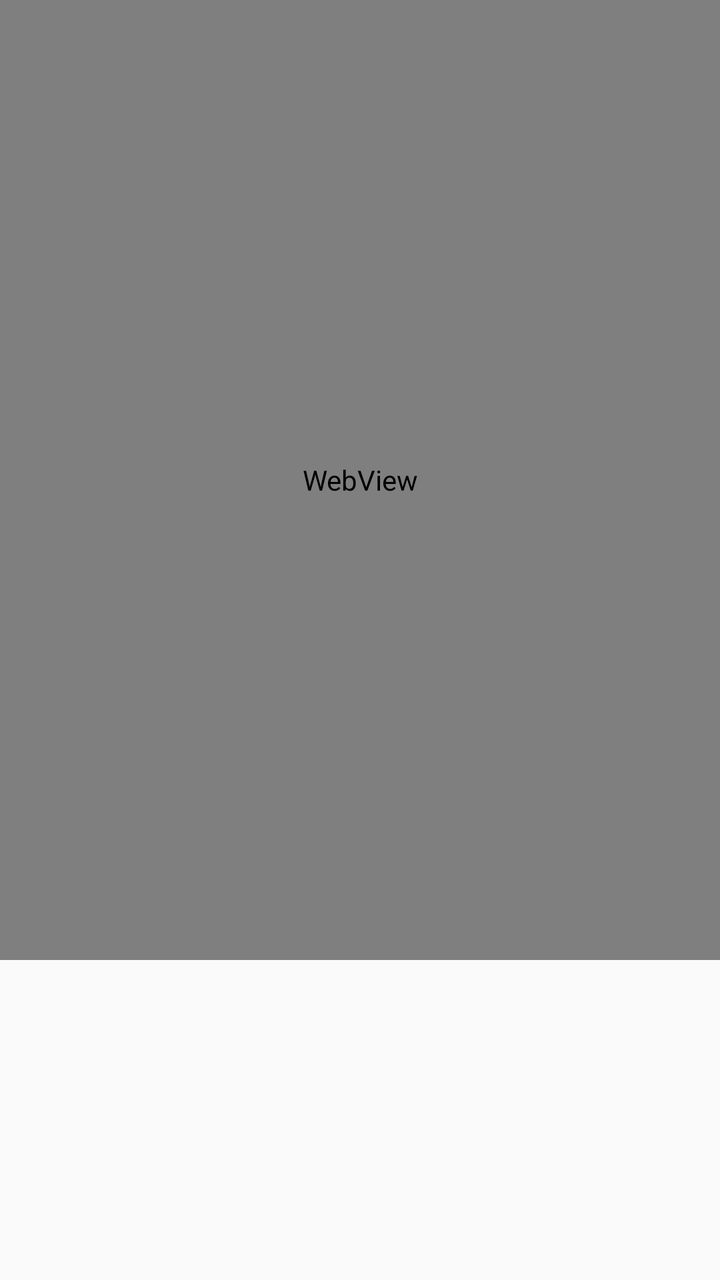
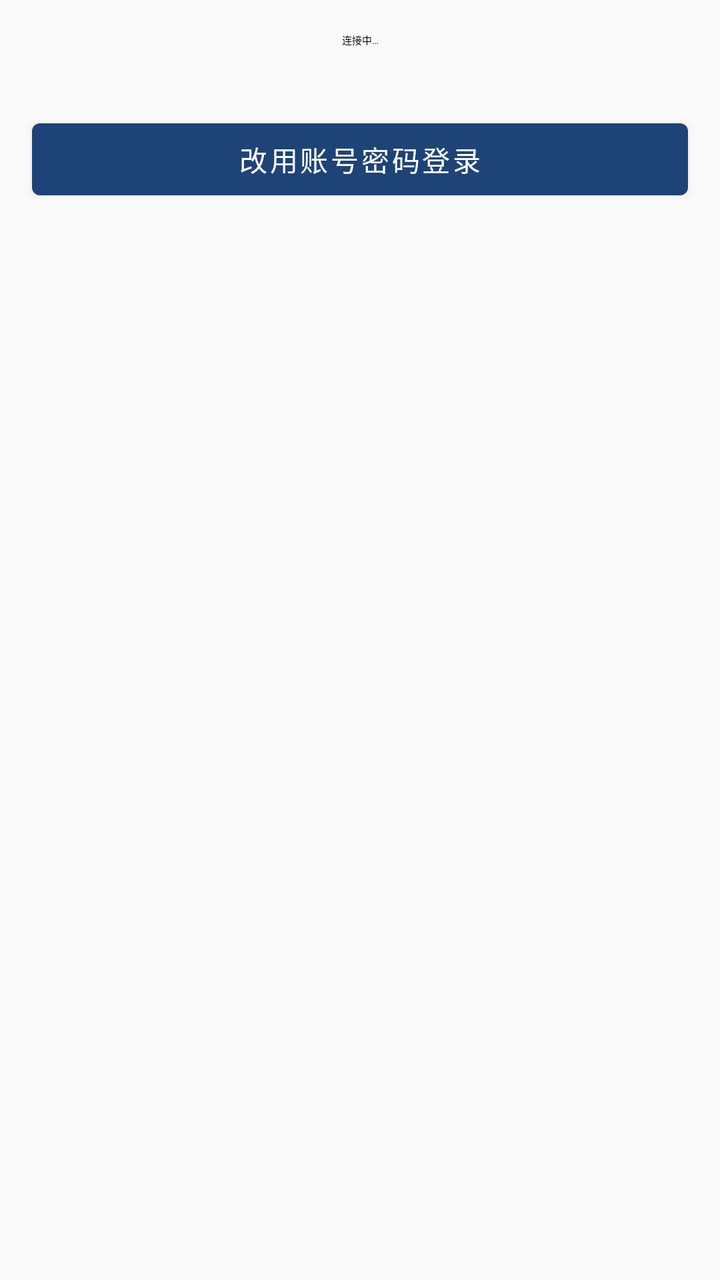

Screens rendered from an Android XML layout before and after an edit, with the pre-edit source and the edit as a unified diff.
<!-- AndroidManifest.xml: application theme BootstrapTheme -->
<!-- res/layout/activity_enterprise_dingtalk.xml -->
<?xml version="1.0" encoding="utf-8"?>
<ScrollView xmlns:android="http://schemas.android.com/apk/res/android"
    android:layout_width="match_parent"
    android:layout_height="match_parent"
    android:fillViewport="true">

    <LinearLayout
        android:layout_width="match_parent"
        android:layout_height="wrap_content"
        android:orientation="vertical">

        <WebView
            android:id="@id/dingtalk_web"
            android:layout_width="match_parent"
            android:layout_height="480dp" />

        <TextView
            android:id="@id/dingtalk_error"
            android:layout_width="match_parent"
            android:layout_height="wrap_content"
            android:gravity="center"
            android:padding="16dp"
            android:text="@string/enterprise_dingtalk_failed"
            android:textColor="#B3261E"
            android:textAppearance="?attr/textAppearanceBodyMedium"
            android:visibility="gone" />

        <Button
            android:id="@id/dingtalk_fallback"
            android:layout_width="match_parent"
            android:layout_height="wrap_content"
            android:layout_margin="16dp"
            android:text="@string/enterprise_dingtalk_fallback"
            android:visibility="gone" />
    </LinearLayout>
</ScrollView>
<!-- resources referenced by this layout -->
<resources>
  <string name="enterprise_dingtalk_failed">二维码已失效,请重试</string>
  <string name="enterprise_dingtalk_fallback">改用账号密码登录</string>
  <style name="BootstrapTheme" parent="AppThemeLight" />
  <style name="AppThemeLight" parent="AppThemeLightBase">
          <item name="android:statusBarColor">@color/color_system_ui_overlay</item>
          <item name="android:navigationBarColor">@color/color_system_ui_overlay</item>
      </style>
  <color name="color_system_ui_overlay">#50000000</color>
  <color name="color_light_background">#FFFAFAFA</color>
  <color name="color_clash_light">#1e4376</color>
  <color name="color_light_clash_stopped">#FF808080</color>
  <color name="color_light_control_disabled">#FFD3D3D3</color>
  <style name="AppBottomSheetDialogLight" parent="AppBottomSheetDialogLightBase">
          <item name="android:statusBarColor">@android:color/transparent</item>
          <item name="android:navigationBarColor">@color/color_system_ui_overlay</item>
      </style>
  <style name="AppFullScreenDialogLight" parent="AppFullScreenDialogLightBase">
          <item name="android:statusBarColor">@android:color/transparent</item>
          <item name="android:navigationBarColor">@color/color_system_ui_overlay</item>
      </style>
  <style name="AppBottomSheetDialogLightBase" parent="Theme.MaterialComponents.Light.BottomSheetDialog">
          <item name="android:windowIsFloating">false</item>
          <item name="paddingRightSystemWindowInsets">false</item>
          <item name="paddingBottomSystemWindowInsets">false</item>
          <item name="paddingLeftSystemWindowInsets">false</item>
  
          <item name="colorPrimary">@color/color_clash_light</item>
          <item name="colorOnPrimary">@android:color/white</item>
          <item name="colorControlNormal">@android:color/black</item>
          <item name="colorClashStopped">@color/color_light_clash_stopped</item>
          <item name="colorControlDisabled">@color/color_light_control_disabled</item>
  
          <item name="colorPrimaryDark">?attr/colorPrimary</item>
          <item name="colorSecondary">?attr/colorPrimary</item>
          <item name="colorOnSecondary">?attr/colorOnPrimary</item>
          <item name="colorControlActivated">?attr/colorPrimary</item>
          <item name="android:textColor">?attr/colorControlNormal</item>
  
          <item name="bottomSheetStyle">@style/AppBottomSheetStyle</item>
      </style>
  <style name="AppBottomSheetStyle" parent="Widget.Design.BottomSheet.Modal">
          <item name="android:background">@drawable/bg_bottom_sheet</item>
      </style>
  <!-- drawable bg_bottom_sheet (drawable) -->
  <?xml version="1.0" encoding="utf-8"?>
  <layer-list xmlns:android="http://schemas.android.com/apk/res/android">
      <item>
          <shape android:shape="rectangle">
              <solid android:color="?attr/colorSurface" />
              <corners
                  android:topLeftRadius="16dp"
                  android:topRightRadius="16dp" />
          </shape>
      </item>
      <item
          android:gravity="top|center_horizontal"
          android:top="@dimen/bottom_sheet_background_padding_top">
          <shape android:shape="rectangle">
              <size
                  android:width="40dp"
                  android:height="@dimen/bottom_sheet_header_height" />
              <solid android:color="?attr/colorControlHighlight" />
              <corners android:radius="5dp" />
          </shape>
      </item>
  </layer-list>
  <dimen name="bottom_sheet_background_padding_top">10dp</dimen>
  <dimen name="bottom_sheet_header_height">5dp</dimen>
  <!-- unchanged entries left out for length: 2 -->
</resources>

<!-- the commit's change to res/layout/activity_enterprise_dingtalk.xml (unified diff, before → after) -->
@@ -9,10 +9,28 @@
         android:layout_height="wrap_content"
         android:orientation="vertical">
 
+        <TextView
+            android:id="@+id/dingtalk_status"
+            android:layout_width="match_parent"
+            android:layout_height="wrap_content"
+            android:gravity="center"
+            android:padding="16dp"
+            android:text="@string/enterprise_login_connecting"
+            android:textAppearance="?attr/textAppearanceBodyMedium" />
+
+        <Button
+            android:id="@+id/dingtalk_web_login"
+            android:layout_width="match_parent"
+            android:layout_height="wrap_content"
+            android:layout_margin="16dp"
+            android:text="@string/enterprise_dingtalk_web_login"
+            android:visibility="gone" />
+
         <WebView
             android:id="@id/dingtalk_web"
             android:layout_width="match_parent"
-            android:layout_height="480dp" />
+            android:layout_height="480dp"
+            android:visibility="gone" />
 
         <TextView
             android:id="@id/dingtalk_error"
@@ -30,7 +48,6 @@
             android:layout_width="match_parent"
             android:layout_height="wrap_content"
             android:layout_margin="16dp"
-            android:text="@string/enterprise_dingtalk_fallback"
-            android:visibility="gone" />
+            android:text="@string/enterprise_dingtalk_fallback" />
     </LinearLayout>
 </ScrollView>
<!-- resource entries referenced after the edit -->
@@ -1,7 +1,9 @@
 <!-- resources referenced by this layout -->
 <resources>
-  <string name="enterprise_dingtalk_failed">二维码已失效,请重试</string>
+  <string name="enterprise_dingtalk_failed">钉钉授权未完成或已过期，请返回重试</string>
   <string name="enterprise_dingtalk_fallback">改用账号密码登录</string>
+  <string name="enterprise_dingtalk_web_login">使用网页登录</string>
+  <string name="enterprise_login_connecting">连接中…</string>
   <style name="BootstrapTheme" parent="AppThemeLight" />
   <style name="AppThemeLight" parent="AppThemeLightBase">
           <item name="android:statusBarColor">@color/color_system_ui_overlay</item>
